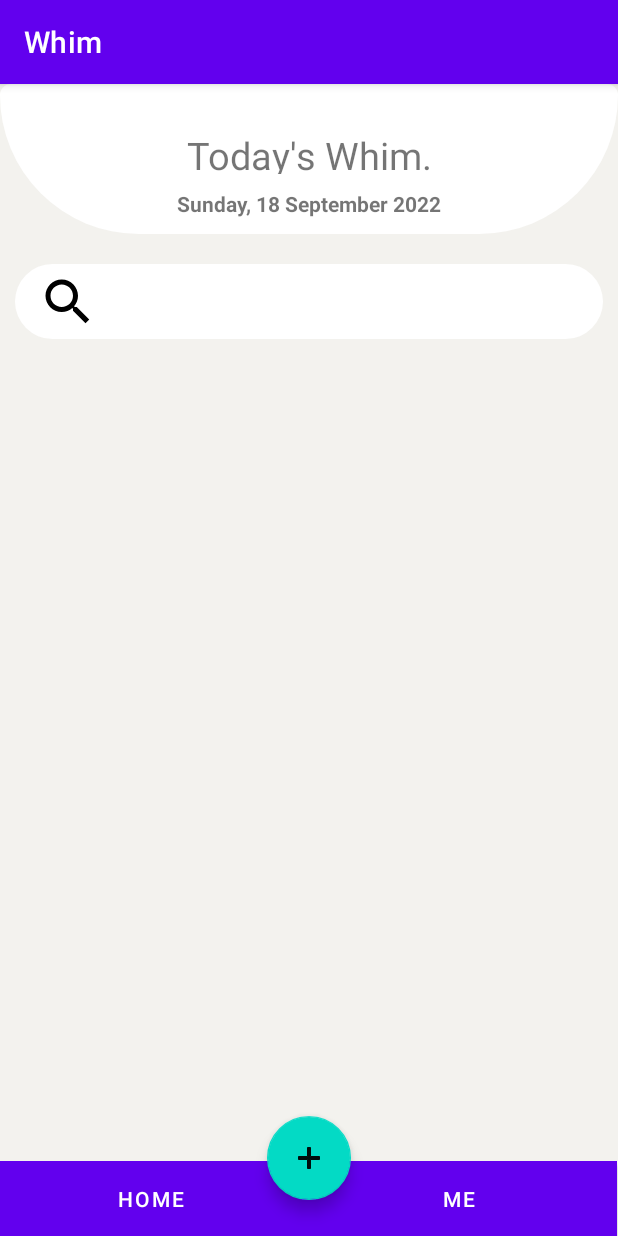
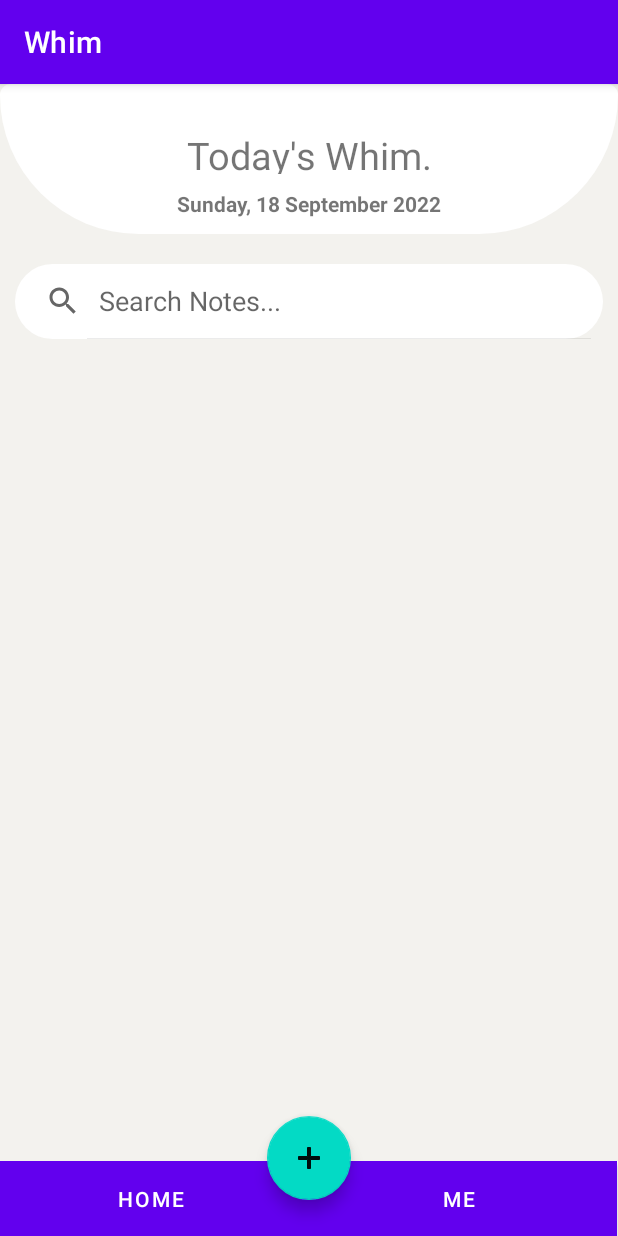
Before and after one commit to HarryuCATGREY/My_Notes, an Android app: the screen it shows after launch (MainActivity), on a phone screen of 412 x 824 dp. Run offline under Robolectric (Android 15) with nearby library versions, the phone set to English and light mode, and no system bars; our stand-ins replace Room's generated code.

Commit message:
note finish

```diff
--- a/app/src/main/AndroidManifest.xml
+++ b/app/src/main/AndroidManifest.xml
@@ -31,6 +31,7 @@
                 <category android:name="android.intent.category.LAUNCHER" />
             </intent-filter>
         </activity>
+
     </application>
 
 </manifest>
--- a/app/src/main/java/com/example/whim/Adapters/NoteListAdapter.java
+++ b/app/src/main/java/com/example/whim/Adapters/NoteListAdapter.java
@@ -63,6 +63,11 @@ public class NoteListAdapter extends RecyclerView.Adapter<NotesViewHolder>{
     public int getItemCount() {
         return list.size();
     }
+
+    public void filterList(List<Notes> filteredList) {
+        list = filteredList;
+        notifyDataSetChanged();
+    }
 }
 
 class NotesViewHolder extends RecyclerView.ViewHolder {
--- a/app/src/main/java/com/example/whim/Database/MainDAO.java
+++ b/app/src/main/java/com/example/whim/Database/MainDAO.java
@@ -24,4 +24,6 @@ public interface MainDAO {
     @Delete
     void delet(Notes notes);
 
+
+
 }
--- a/app/src/main/res/layout/activity_main.xml
+++ b/app/src/main/res/layout/activity_main.xml
@@ -38,21 +38,26 @@
         android:layout_width="match_parent"
         android:layout_height="200dp">
 
-        <EditText
+        <androidx.appcompat.widget.SearchView
+            android:id="@+id/searchView_home"
             android:layout_width="match_parent"
             android:layout_height="50dp"
             android:layout_marginLeft="10dp"
             android:layout_marginTop="120dp"
             android:layout_marginRight="10dp"
+            app:queryHint="Search Notes..."
+            app:iconifiedByDefault = "false"
             android:background="@drawable/radius"
-            android:shadowRadius="20"></EditText>
+            android:shadowRadius="20"
+            ></androidx.appcompat.widget.SearchView>
 
-        <ImageView
-            android:layout_width="40dp"
-            android:layout_height="40dp"
-            android:layout_marginLeft="25dp"
-            android:layout_marginTop="125dp"
-            android:src="@drawable/ic_search"></ImageView>
+<!--        <ImageView-->
+<!--            android:layout_width="40dp"-->
+<!--            android:layout_height="40dp"-->
+<!--            android:layout_marginLeft="25dp"-->
+<!--            android:layout_marginTop="125dp"-->
+<!--            android:layout_alignParentRight="true"-->
+<!--            android:src="@drawable/ic_search"></ImageView>-->
     </RelativeLayout>
 
 <!--    <LinearLayout-->
--- /dev/null
+++ b/app/src/main/res/menu/popup_menu.xml
@@ -0,0 +1,5 @@
+<?xml version="1.0" encoding="utf-8"?>
+<menu xmlns:android="http://schemas.android.com/apk/res/android">
+    <item android:id="@+id/delet"
+        android:title="Delet"/>
+</menu>
```
Also changed, not shown: app/src/main/java/com/example/whim/MainActivity.java (+84 -9 lines), app/src/main/java/com/example/whim/NotesTakerActivity.java (+16 -1 lines).
